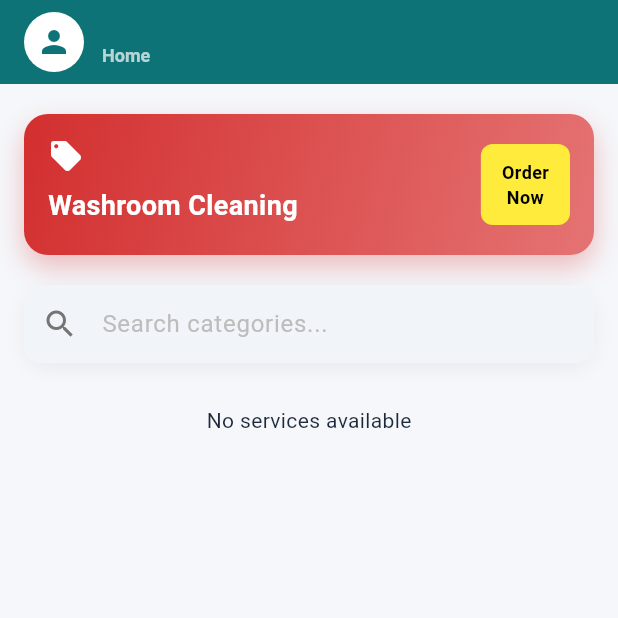
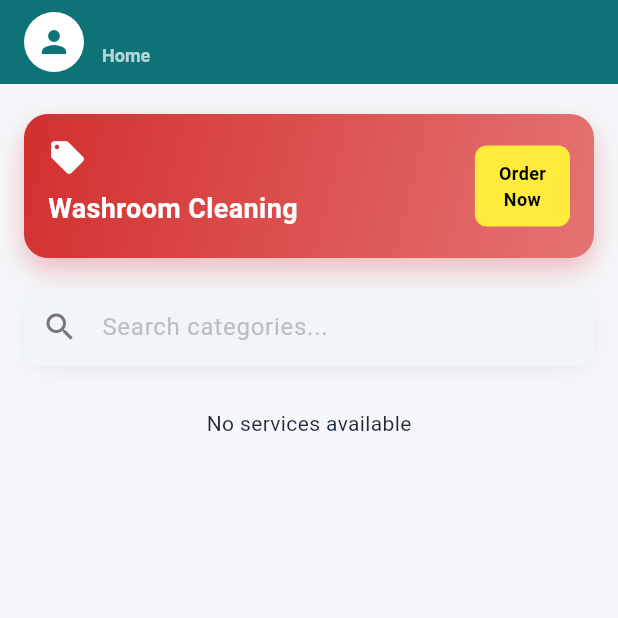
Before and after one commit to nexoneon/go_buddy, a Flutter app: the MainHomeScreen screen opened directly, on a phone screen of 412 x 824 dp, the top half of it. Run offline on Flutter 3.47's test engine with Material 3 defaults, Android fonts, the phone set to English and light mode, and no system bars; our stand-ins replace cloud_firestore, connectivity_plus, firebase_auth, firebase_core, firebase_storage, image_picker; accounts and stored records are empty.

Commit message:
increase the size

```diff
--- a/lib/screens/mobile/main_home_screen.dart
+++ b/lib/screens/mobile/main_home_screen.dart
@@ -693,7 +693,7 @@ class _MainHomeScreenState extends State<MainHomeScreen> {
                 const Icon(
                   Icons.local_offer_rounded,
                   color: Colors.white,
-                  size: 24,
+                  size: 26,
                 ),
                 const SizedBox(height: 8),
                 const Text(
@@ -710,7 +710,7 @@ class _MainHomeScreenState extends State<MainHomeScreen> {
           ),
           // Right button
           Container(
-            padding: const EdgeInsets.symmetric(horizontal: 14, vertical: 10),
+            padding: const EdgeInsets.symmetric(horizontal: 16, vertical: 10),
             decoration: BoxDecoration(
               color: const Color(0xFFFFEB3B),
               borderRadius: BorderRadius.circular(8),
```
